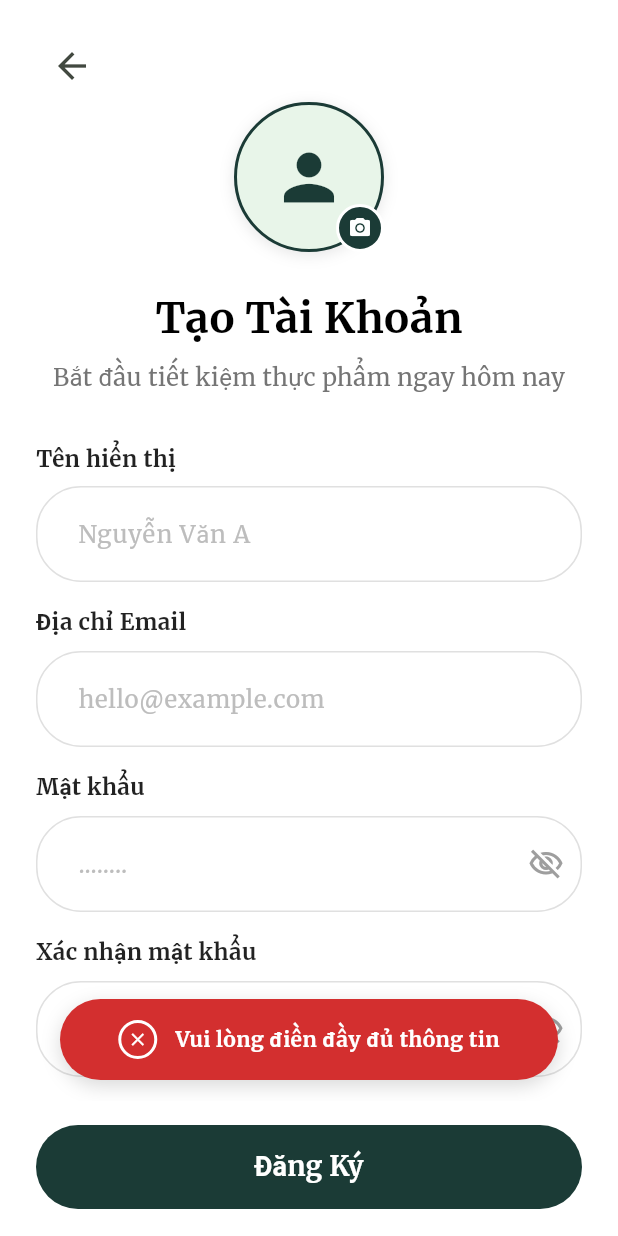
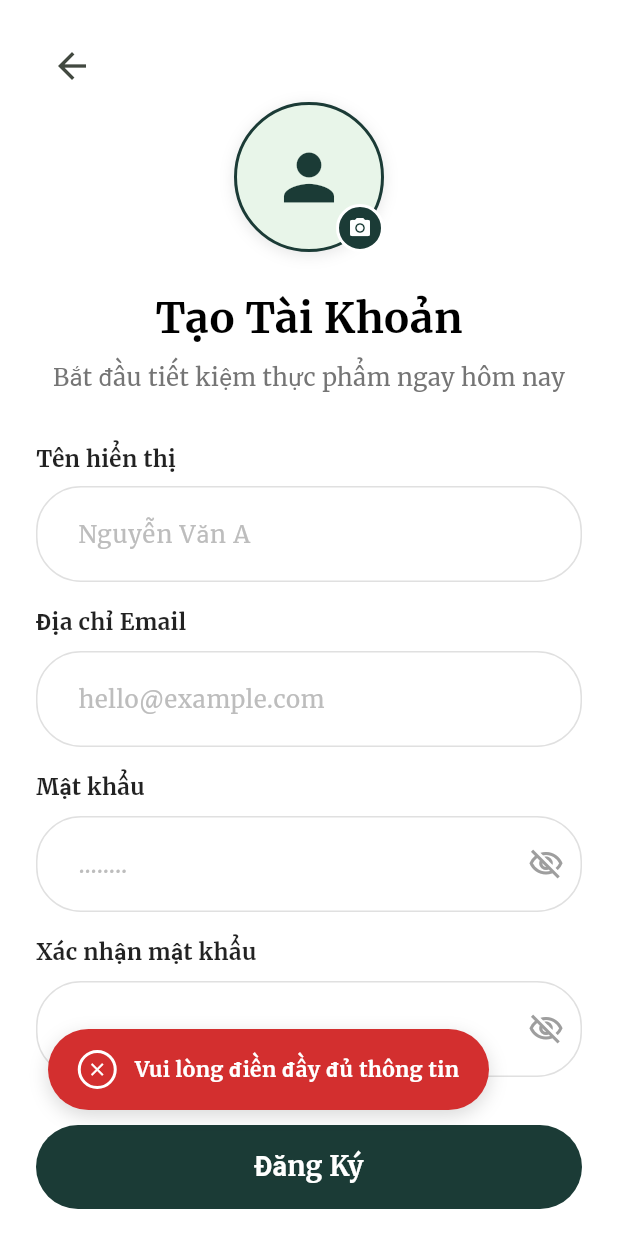
Before and after one commit to chientran2311/Fridge-to-fork-assistant, a Flutter app: the RegisterScreen screen opened by its route, after a tap on "Đăng Ký", on a phone screen of 412 x 824 dp. Run offline on Flutter 3.47's test engine with Material 3 defaults, Android fonts, the phone set to English and light mode, and no system bars; our stand-ins replace barcode_widget, cloud_firestore, firebase_auth, firebase_core, firebase_messaging, flutter_dotenv and 6 more; missing offline and left inert: mobile_scanner; accounts and stored records are empty; network calls fail.

Commit message:
[Fix] notification show using test button

```diff
--- a/lib/widgets/fridge/add_item_bottom_sheet.dart
+++ b/lib/widgets/fridge/add_item_bottom_sheet.dart
@@ -87,8 +87,10 @@ class _AddItemBottomSheetState extends State<AddItemBottomSheet> {
       );
 
       if (mounted) {
+        // [FIX] Hiển thị toast TRƯỚC khi pop BottomSheet
+        // Vì sau khi pop, context của BottomSheet sẽ bị dispose
+        CustomToast.show(context, '${_nameController.text} đã được thêm!');
         Navigator.pop(context);
-        CustomToast.show(context, '${_nameController.text} đã được thêm!');
       }
     } catch (e) {
       if (mounted) {
--- a/lib/widgets/notification.dart
+++ b/lib/widgets/notification.dart
@@ -29,10 +29,10 @@ class CustomToast extends StatelessWidget {
         minWidth: 120,
         maxWidth: context.isMobile ? double.infinity : 400,
       ),
-      padding: const EdgeInsets.symmetric(horizontal: 16, vertical: 14), // Tăng padding dọc chút cho dày dặn
+      padding: const EdgeInsets.symmetric(horizontal: 16, vertical: 14),
       decoration: BoxDecoration(
         color: isError ? errorColor : successColor,
-        borderRadius: BorderRadius.circular(30), // Bo tròn hình viên thuốc
+        borderRadius: BorderRadius.circular(30),
         boxShadow: [
           BoxShadow(
             color: Colors.black.withOpacity(0.15),
@@ -50,17 +50,12 @@ class CustomToast extends StatelessWidget {
             padding: const EdgeInsets.all(4),
             decoration: BoxDecoration(
               shape: BoxShape.circle,
-              // Viền màu xanh sáng (accent) thay vì trắng
-              border: Border.all(
-                color: iconColor,
-                width: 2
-              ),
+              border: Border.all(color: iconColor, width: 2),
             ),
             child: Icon(
               isError ? Icons.close : Icons.check,
-              // Icon màu xanh sáng
               color: iconColor,
-              size: 14, // Kích thước nhỏ gọn giống ảnh
+              size: 14,
             ),
           ),
           const SizedBox(width: 12),
@@ -71,7 +66,7 @@ class CustomToast extends StatelessWidget {
               textAlign: TextAlign.left,
               style: const TextStyle(
                 color: Colors.white,
-                fontWeight: FontWeight.bold, // Đậm hơn chút giống ảnh
+                fontWeight: FontWeight.bold,
                 fontSize: 14,
               ),
             ),
@@ -81,11 +76,25 @@ class CustomToast extends StatelessWidget {
     );
   }
 
-  // --- HÀM TĨNH HIỂN THỊ RESPONSIVE ---
+  // --- HÀM TĨNH HIỂN THỊ TOAST ---
+  /// Hiển thị thông báo toast floating
+  /// [context] - BuildContext hiện tại
+  /// [message] - Nội dung thông báo
+  /// [isError] - true nếu là thông báo lỗi (màu đỏ)
   static void show(BuildContext context, String message, {bool isError = false}) {
+    // Ẩn snackbar cũ nếu có
     ScaffoldMessenger.of(context).hideCurrentSnackBar();
 
     final bool isDesktopOrTablet = context.isDesktop || context.isTablet;
+
+    // Bottom margin: Ngay trên BottomNavigationBar (~56px) + padding 10px = ~66px
+    // Vị trí này sẽ cùng hàng với FAB
+    const double mobileBottom = 70.0;
+    const double desktopBottom = 50.0;
+
+    // Tính toán margin horizontal để căn giữa cho desktop
+    final screenWidth = MediaQuery.of(context).size.width;
+    final desktopHorizontalMargin = (screenWidth - 400) / 2;
 
     ScaffoldMessenger.of(context).showSnackBar(
       SnackBar(
@@ -94,18 +103,20 @@ class CustomToast extends StatelessWidget {
         elevation: 0,
         behavior: SnackBarBehavior.floating,
         duration: const Duration(seconds: 3),
+        dismissDirection: DismissDirection.horizontal,
 
-        // --- LOGIC RESPONSIVE VỊ TRÍ ---
-
-        // Desktop: Cố định chiều rộng
-        width: isDesktopOrTablet ? 400 : null,
-
-        // Mobile & Tablet: Căn lề
+        // CHỈ dùng margin (không dùng width vì Flutter không cho dùng cả 2)
         margin: isDesktopOrTablet
-            ? const EdgeInsets.only(bottom: 30)
-            // [QUAN TRỌNG] Thay đổi margin đáy cho Mobile giống Ảnh 2
-            // Bottom = 90 để nằm TRÊN thanh BottomNavigationBar (thường cao ~60-80px)
-            : const EdgeInsets.only(bottom: 90, left: 24, right: 24),
+            ? EdgeInsets.only(
+                bottom: desktopBottom,
+                left: desktopHorizontalMargin.clamp(20.0, double.infinity),
+                right: desktopHorizontalMargin.clamp(20.0, double.infinity),
+              )
+            : const EdgeInsets.only(
+                bottom: mobileBottom,
+                left: 16,
+                right: 70, // Chừa chỗ cho FAB bên phải
+              ),
       ),
     );
   }
```
Also changed, not shown: lib/screens/fridge/fridge_home.dart (+44 -6 lines).
